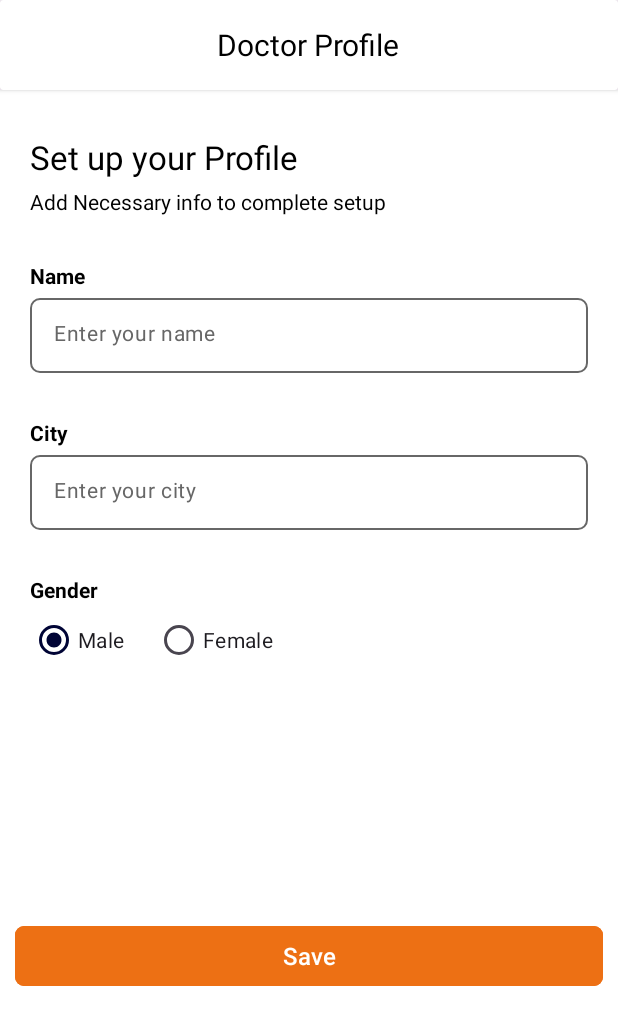
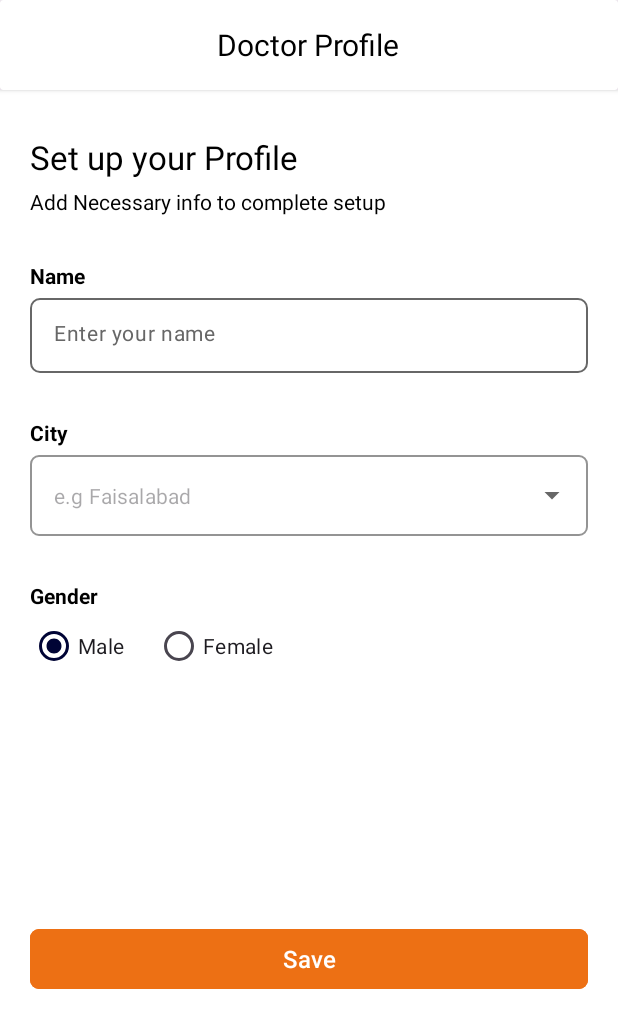
Before and after one commit to Hassan1133/WellnessVet, an Android app: the DoctorProfileActivity screen opened directly, with no data from a screen before it, on a phone screen of 412 x 824 dp. Shown: the top 1028 px of the screen. Run offline under Robolectric (Android 15) with nearby library versions, the light colour scheme and no system bars.

Commit message:
doctor profile updated

```diff
--- a/app/src/main/res/layout/activity_doctor_profile.xml
+++ b/app/src/main/res/layout/activity_doctor_profile.xml
@@ -133,28 +133,33 @@
                     android:textSize="14sp"
                     android:textStyle="bold" />
 
-                <!-- TextInputLayout to contain the input field for phone number -->
                 <com.google.android.material.textfield.TextInputLayout
                     android:id="@+id/cityLayout"
+                    style="@style/Widget.MaterialComponents.TextInputLayout.OutlinedBox.ExposedDropdownMenu"
                     android:layout_width="match_parent"
-                    android:layout_height="50dp"
+                    android:layout_height="wrap_content"
                     android:layout_below="@+id/cityHeading"
                     android:layout_marginStart="20dp"
                     android:layout_marginTop="5dp"
                     android:layout_marginEnd="20dp"
+                    android:textColorHint="@color/hint_color"
+                    app:boxCornerRadiusBottomEnd="6dp"
+                    app:boxCornerRadiusBottomStart="6dp"
+                    app:boxCornerRadiusTopEnd="6dp"
+                    app:boxCornerRadiusTopStart="6dp"
+                    app:boxStrokeColor="@color/hint_color"
+                    app:boxStrokeWidthFocused="1dp"
+                    app:endIconTint="@color/hint_color"
                     app:hintEnabled="false"
                     app:hintTextColor="@color/hint_color">
 
-                    <!-- TextInputEditText for entering phone number -->
-                    <com.google.android.material.textfield.TextInputEditText
+                    <AutoCompleteTextView
                         android:id="@+id/city"
                         android:layout_width="match_parent"
                         android:layout_height="wrap_content"
-                        android:background="@drawable/edit_txt_bg"
-                        android:hint="@string/doctor_city_hint"
-                        android:inputType="text"
-                        android:textColor="@color/black"
-                        android:textColorHint="@color/hint_color"
+                        android:hint="@string/e_g_faisalabad"
+                        android:inputType="none"
+                        android:textColor="@color/hint_color"
                         android:textSize="14sp" />
 
                 </com.google.android.material.textfield.TextInputLayout>
@@ -211,8 +216,8 @@
                     android:id="@+id/saveProfile"
                     android:layout_width="match_parent"
                     android:layout_height="wrap_content"
-                    android:layout_marginStart="10dp"
-                    android:layout_marginEnd="10dp"
+                    android:layout_marginStart="20dp"
+                    android:layout_marginEnd="20dp"
                     android:layout_centerInParent="true"
                     android:backgroundTint="@color/orange"
                     android:text="@string/save"
```
